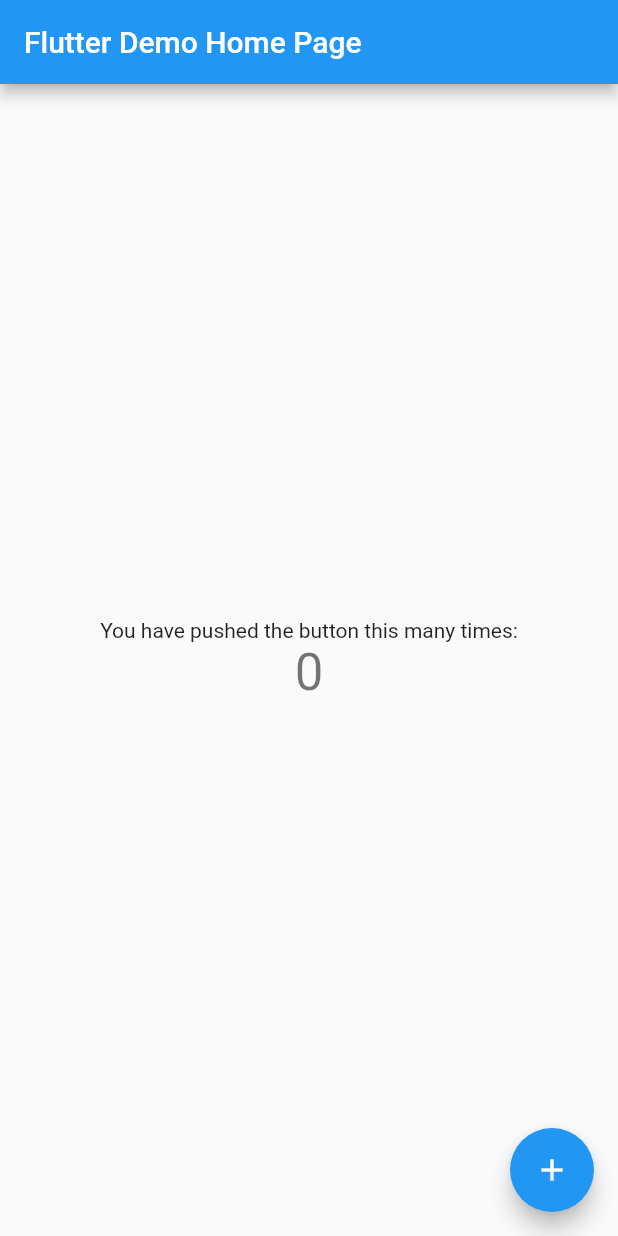
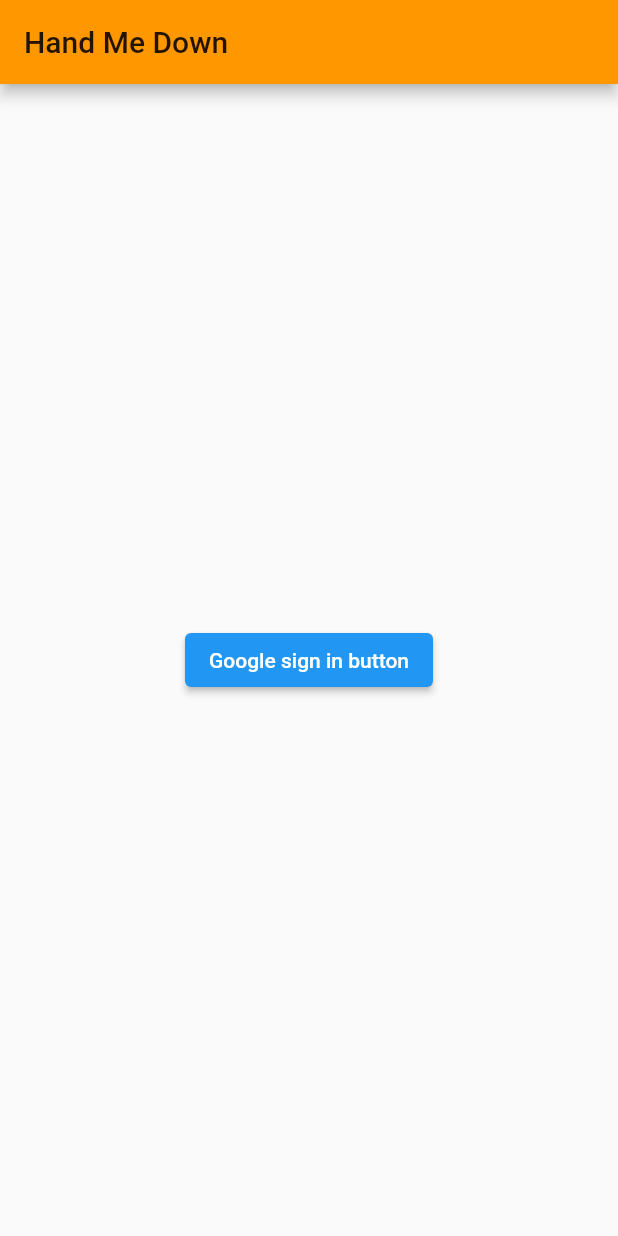
Before and after one commit to saahiljaffer/handMeDown, a Flutter app: the screen it shows after launch, on a phone screen of 412 x 824 dp. Run offline on Flutter 3.47's test engine with Material 2 defaults, Android fonts, the phone set to English and light mode, and no system bars.

Commit message:
Made first two scrrens
Added fake google sign in button and screen where you choose to be a donator or reciver

```diff
--- /dev/null
+++ b/lib/GoToDonOrRec.dart
@@ -0,0 +1,23 @@
+import 'package:flutter/material.dart';
+import './DonOrRec.dart';
+
+class GoToDonOrRec extends StatelessWidget {
+  @override
+  Widget build(BuildContext context) {
+    print('building GoToDonOrRec');
+    return Scaffold(
+      body: Center(
+        child: ElevatedButton(
+          child: Text('Google sign in button'),
+          onPressed: () {
+            Navigator.push(
+              context,
+              MaterialPageRoute(builder: (context) => DonOrRec()),
+            );
+            // Navigate to second route when tapped.
+          },
+        ),
+      ),
+    );
+  }
+}
--- a/lib/main.dart
+++ b/lib/main.dart
@@ -1,117 +1,18 @@
+import 'package:flutter/cupertino.dart';
 import 'package:flutter/material.dart';
+import './GoToDonOrRec.dart';
+import './DonOrRec.dart';
 
-void main() {
-  runApp(MyApp());
-}
+void main() => runApp(MyApp());
 
 class MyApp extends StatelessWidget {
-  // This widget is the root of your application.
   @override
   Widget build(BuildContext context) {
+    print('in MyApp');
     return MaterialApp(
-      title: 'Flutter Demo',
-      theme: ThemeData(
-        // This is the theme of your application.
-        //
-        // Try running your application with "flutter run". You'll see the
-        // application has a blue toolbar. Then, without quitting the app, try
-        // changing the primarySwatch below to Colors.green and then invoke
-        // "hot reload" (press "r" in the console where you ran "flutter run",
-        // or simply save your changes to "hot reload" in a Flutter IDE).
-        // Notice that the counter didn't reset back to zero; the application
-        // is not restarted.
-        primarySwatch: Colors.blue,
-        // This makes the visual density adapt to the platform that you run
-        // the app on. For desktop platforms, the controls will be smaller and
-        // closer together (more dense) than on mobile platforms.
-        visualDensity: VisualDensity.adaptivePlatformDensity,
-      ),
-      home: MyHomePage(title: 'Flutter Demo Home Page'),
-    );
+        theme: ThemeData(primaryColor: Colors.orange),
+        home: Scaffold(
+          appBar: AppBar(title: Text('Hand Me Down')),
+          body: GoToDonOrRec()));
   }
 }
-
-class MyHomePage extends StatefulWidget {
-  MyHomePage({Key key, this.title}) : super(key: key);
-
-  // This widget is the home page of your application. It is stateful, meaning
-  // that it has a State object (defined below) that contains fields that affect
-  // how it looks.
-
-  // This class is the configuration for the state. It holds the values (in this
-  // case the title) provided by the parent (in this case the App widget) and
-  // used by the build method of the State. Fields in a Widget subclass are
-  // always marked "final".
-
-  final String title;
-
-  @override
-  _MyHomePageState createState() => _MyHomePageState();
-}
-
-class _MyHomePageState extends State<MyHomePage> {
-  int _counter = 0;
-
-  void _incrementCounter() {
-    setState(() {
-      // This call to setState tells the Flutter framework that something has
-      // changed in this State, which causes it to rerun the build method below
-      // so that the display can reflect the updated values. If we changed
-      // _counter without calling setState(), then the build method would not be
-      // called again, and so nothing would appear to happen.
-      _counter++;
-    });
-  }
-
-  @override
-  Widget build(BuildContext context) {
-    // This method is rerun every time setState is called, for instance as done
-    // by the _incrementCounter method above.
-    //
-    // The Flutter framework has been optimized to make rerunning build methods
-    // fast, so that you can just rebuild anything that needs updating rather
-    // than having to individually change instances of widgets.
-    return Scaffold(
-      appBar: AppBar(
-        // Here we take the value from the MyHomePage object that was created by
-        // the App.build method, and use it to set our appbar title.
-        title: Text(widget.title),
-      ),
-      body: Center(
-        // Center is a layout widget. It takes a single child and positions it
-        // in the middle of the parent.
-        child: Column(
-          // Column is also a layout widget. It takes a list of children and
-          // arranges them vertically. By default, it sizes itself to fit its
-          // children horizontally, and tries to be as tall as its parent.
-          //
-          // Invoke "debug painting" (press "p" in the console, choose the
-          // "Toggle Debug Paint" action from the Flutter Inspector in Android
-          // Studio, or the "Toggle Debug Paint" command in Visual Studio Code)
-          // to see the wireframe for each widget.
-          //
-          // Column has various properties to control how it sizes itself and
-          // how it positions its children. Here we use mainAxisAlignment to
-          // center the children vertically; the main axis here is the vertical
-          // axis because Columns are vertical (the cross axis would be
-          // horizontal).
-          mainAxisAlignment: MainAxisAlignment.center,
-          children: <Widget>[
-            Text(
-              'You have pushed the button this many times:',
-            ),
-            Text(
-              '$_counter',
-              style: Theme.of(context).textTheme.headline4,
-            ),
-          ],
-        ),
-      ),
-      floatingActionButton: FloatingActionButton(
-        onPressed: _incrementCounter,
-        tooltip: 'Increment',
-        child: Icon(Icons.add),
-      ), // This trailing comma makes auto-formatting nicer for build methods.
-    );
-  }
-}
```
Also changed, not shown: lib/DonOrRec.dart (added, +35 -0 lines), 1 other file.
